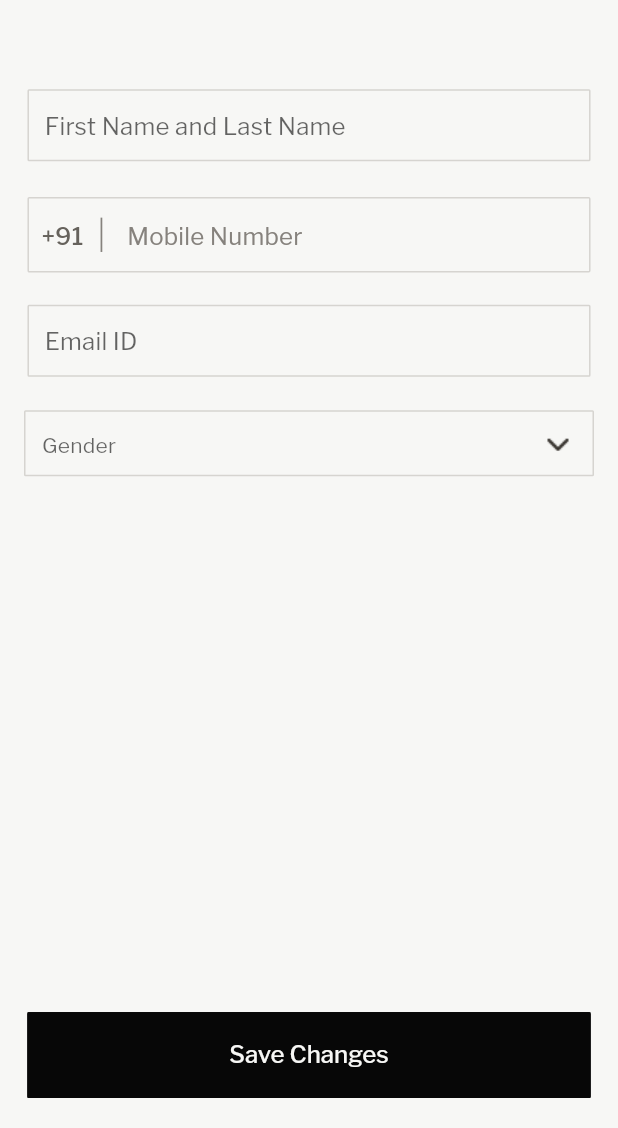
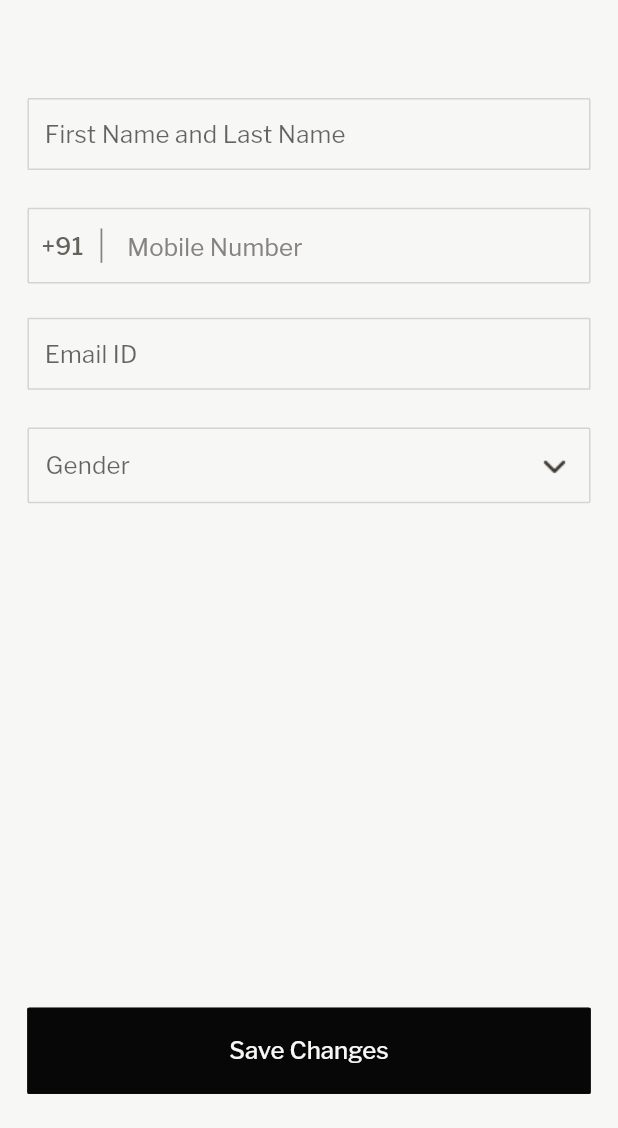
Before and after one commit to LaFetch2026/Lf_Application_Production, a Flutter app: the EditProfileScreen screen opened directly with empty values, on a phone screen of 412 x 824 dp, the part 108-1236 px from its top. Run offline on Flutter 3.47's test engine with Material 2 defaults, Android fonts, the phone set to English and light mode, and no system bars; our stand-ins replace app_links, cached_network_image, carousel_slider, device_info_plus, dropdown_button2, firebase_analytics and 15 more; missing offline and left inert: add_to_cart_animation, fl_downloader, flutter_facebook_auth, flutter_tawk, onesignal_flutter, otp_text_field_v2 and 2 more; accounts and stored records are empty; network calls fail.

Commit message:
fix account ui for tablet

```diff
--- a/lib/screens/editprofilescreen.dart
+++ b/lib/screens/editprofilescreen.dart
@@ -114,7 +114,7 @@ class EditProfileScreenState extends State<EditProfileScreen> {
                       icon: threeDotImage,
                     ),
                     Padding(
-                      padding: const EdgeInsets.only(top: 40),
+                      padding: EdgeInsets.only(top: 40.sp),
                       child: TextFieldWidget(
                         hint: "First Name and Last Name",
                         controller: profileController.nameController,
@@ -122,7 +122,7 @@ class EditProfileScreenState extends State<EditProfileScreen> {
                     ),
                     Obx(
                       () => Padding(
-                        padding: const EdgeInsets.only(top: 10),
+                        padding: EdgeInsets.only(top: 10.sp),
                         child: NumberWidget(
                             readonly: profileController.isEditNumber.value,
                             controller: profileController.phoneController),
@@ -149,12 +149,12 @@ class EditProfileScreenState extends State<EditProfileScreen> {
                                   );
                                 },
                                 child: Padding(
-                                  padding: const EdgeInsets.symmetric(
-                                      horizontal: 16, vertical: 5),
+                                  padding: EdgeInsets.symmetric(
+                                      horizontal: 16.sp, vertical: 5.sp),
                                   child: AppText(
                                     text: "Change number",
                                     fontFamily: "Franklin Gothic",
-                                    fontSize: 14.sp,
+                                    fontSize: 14,
                                     textAlign: TextAlign.right,
                                     color: colorPrimary,
                                   ),
@@ -171,12 +171,12 @@ class EditProfileScreenState extends State<EditProfileScreen> {
                               crossAxisAlignment: CrossAxisAlignment.start,
                               children: [
                                 Padding(
-                                  padding: const EdgeInsets.symmetric(
-                                      horizontal: 16, vertical: 10),
+                                  padding: EdgeInsets.symmetric(
+                                      horizontal: 16.sp, vertical: 10.sp),
                                   child: AppText(
                                     text: "Enter OTP",
                                     fontFamily: "Franklin Gothic",
-                                    fontSize: 14.sp,
+                                    fontSize: 14,
                                     color: colorPrimary,
                                   ),
                                 ),
@@ -219,11 +219,11 @@ class EditProfileScreenState extends State<EditProfileScreen> {
                               */
                                 Obx(
                                   () => Padding(
-                                    padding: const EdgeInsets.only(
-                                        left: 16,
-                                        right: 16,
-                                        top: 10,
-                                        bottom: 10),
+                                    padding: EdgeInsets.only(
+                                        left: 16.sp,
+                                        right: 16.sp,
+                                        top: 10.sp,
+                                        bottom: 10.sp),
                                     child: Center(
                                       child: OTPTextFieldV2(
                                           controller:
@@ -237,8 +237,9 @@ class EditProfileScreenState extends State<EditProfileScreen> {
                                           fieldWidth: (MediaQuery.of(context)
                                                       .size
                                                       .width -
-                                                  65) /
+                                                  78) /
                                               4,
+                                          spaceBetween: 4.sp,
                                           fieldStyle: FieldStyle.box,
                                           outlineBorderRadius: 1,
                                           otpFieldStyle: OtpFieldStyle(
@@ -272,17 +273,17 @@ class EditProfileScreenState extends State<EditProfileScreen> {
                             ),
                     ),
                     Padding(
-                      padding: const EdgeInsets.only(top: 10),
+                      padding: EdgeInsets.only(top: 10.sp),
                       child: TextFieldWidget(
                         hint: "Email ID",
                         controller: profileController.emailController,
                       ),
                     ),
                     Padding(
-                      padding:
-                          const EdgeInsets.only(left: 16, top: 20, right: 16),
+                      padding: EdgeInsets.only(
+                          left: 16.sp, top: 20.sp, right: 16.sp),
                       child: SizedBox(
-                        height: 44,
+                        height: 44.sp,
                         child: TextField(
                           textCapitalization: TextCapitalization.words,
                           readOnly: true,
@@ -301,24 +302,24 @@ class EditProfileScreenState extends State<EditProfileScreen> {
                           keyboardType: TextInputType.text,
                           decoration: InputDecoration(
                             filled: true,
-                            suffixIcon: const ImageIcon(
+                            suffixIcon: ImageIcon(
                               AssetImage(dropdownImage),
                               color: nameText,
-                              size: 30,
+                              size: 30.sp,
                             ),
                             fillColor: whiteTextColor,
                             focusedBorder: const OutlineInputBorder(
                                 borderSide: BorderSide(color: borderColor)),
                             border: OutlineInputBorder(
-                              borderRadius: BorderRadius.circular(1),
+                              borderRadius: BorderRadius.circular(1.sp),
                             ),
                             enabledBorder: OutlineInputBorder(
-                              borderRadius: BorderRadius.circular(1),
+                              borderRadius: BorderRadius.circular(1.sp),
                               borderSide: const BorderSide(color: borderColor),
                             ),
                             counterText: "",
                             hintText: "Gender",
-                            hintStyle: const TextStyle(fontSize: 14),
+                            hintStyle: TextStyle(fontSize: 14.sp),
                           ),
                         ),
                       ),
@@ -327,7 +328,7 @@ class EditProfileScreenState extends State<EditProfileScreen> {
                       () => profileController.showList.value
                           ? Padding(
                               padding:
-                                  const EdgeInsets.only(left: 16, right: 16),
+                                  EdgeInsets.only(left: 16.sp, right: 16.sp),
                               child: ListView.builder(
                                   primary: false,
                                   shrinkWrap: true,
@@ -376,14 +377,14 @@ class EditProfileScreenState extends State<EditProfileScreen> {
                                                   color: whiteTextColor,
                                                   alignment: Alignment.center,
                                                   child: Padding(
-                                                    padding: const EdgeInsets
-                                                            .symmetric(
-                                                        vertical: 10),
+                                                    padding:
+                                                        EdgeInsets.symmetric(
+                                                            vertical: 10.sp),
                                                     child: Text(
                                                       profileController
                                                           .genderList[index],
-                                                      style: const TextStyle(
-                                                        fontSize: 14,
+                                                      style: TextStyle(
+                                                        fontSize: 14.sp,
                                                         color: nameText,
                                                         fontFamily:
                                                             "Franklin Gothic Regular",
@@ -393,19 +394,19 @@ class EditProfileScreenState extends State<EditProfileScreen> {
                                                 ),
                                               ),
                                               index == 2
-                                                  ? const SizedBox(
+                                                  ? SizedBox(
                                                       width: double.infinity,
-                                                      height: 5,
+                                                      height: 5.sp,
                                                     )
                                                   : Padding(
-                                                      padding: const EdgeInsets
-                                                              .symmetric(
-                                                          horizontal: 16,
-                                                          vertical: 2),
+                                                      padding:
+                                                          EdgeInsets.symmetric(
+                                                              horizontal: 16.sp,
+                                                              vertical: 2.sp),
                                                       child: Container(
                                                         width: double.infinity,
                                                         color: colorSecondary,
-                                                        height: 1,
+                                                        height: 1.sp,
                                                       ),
                                                     ),
                                             ],
@@ -425,7 +426,7 @@ class EditProfileScreenState extends State<EditProfileScreen> {
             ),
             Obx(
               () => Padding(
-                padding: const EdgeInsets.symmetric(vertical: 20),
+                padding: EdgeInsets.symmetric(vertical: 20.sp),
                 child: getSingleButton(
                     label: "Save Changes",
                     textColor: whiteBorderColor,
--- a/lib/screens/expressshopping/viewall.dart
+++ b/lib/screens/expressshopping/viewall.dart
@@ -360,7 +360,7 @@ class ViewAllScreenState extends State<ViewAllScreen> {
                                                                 top: (MediaQuery.sizeOf(context)
                                                                             .width /
                                                                         2) -
-                                                                    40),
+                                                                    70),
                                                             color: const Color(
                                                                 0xB3F7F7F5),
                                                             height: 26.sp,
--- a/lib/screens/wishlist/boardscreen.dart
+++ b/lib/screens/wishlist/boardscreen.dart
@@ -424,7 +424,7 @@ class BoardScreenState extends State<BoardScreen> {
                                                                 margin: EdgeInsets.only(
                                                                     top: (MediaQuery.of(context).size.width /
                                                                             2) -
-                                                                        40),
+                                                                        70),
                                                                 color: const Color(
                                                                     0xB3F7F7F5),
                                                                 height: 26.sp,
```
Also changed, not shown: lib/commonwidget/accountwidgets/profilebottom.dart (+18 -19 lines), lib/commonwidget/accountwidgets/settingwidgit.dart (+4 -4 lines), lib/commonwidget/accountwidgets/supportwidgets.dart (+19 -19 lines), lib/commonwidget/homewidget/dummy_account.dart (+13 -12 lines), lib/screens/accountscreen.dart (+32 -35 lines).
